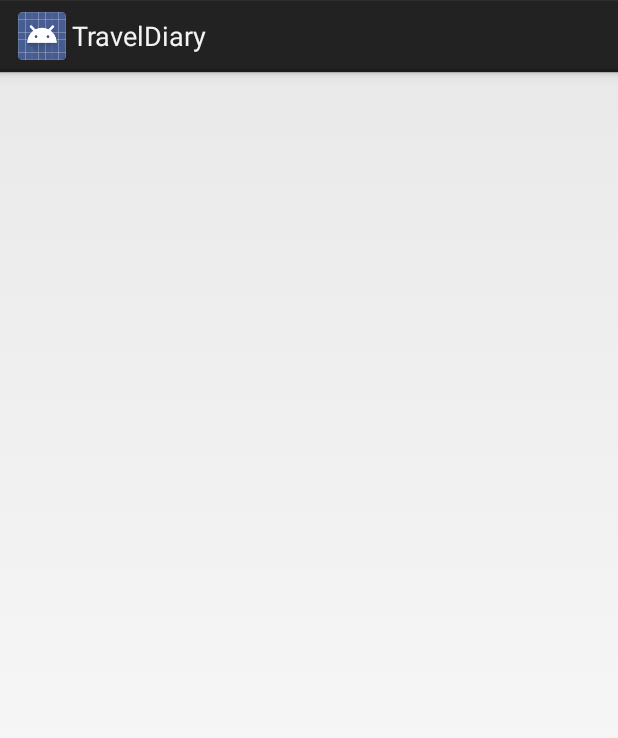
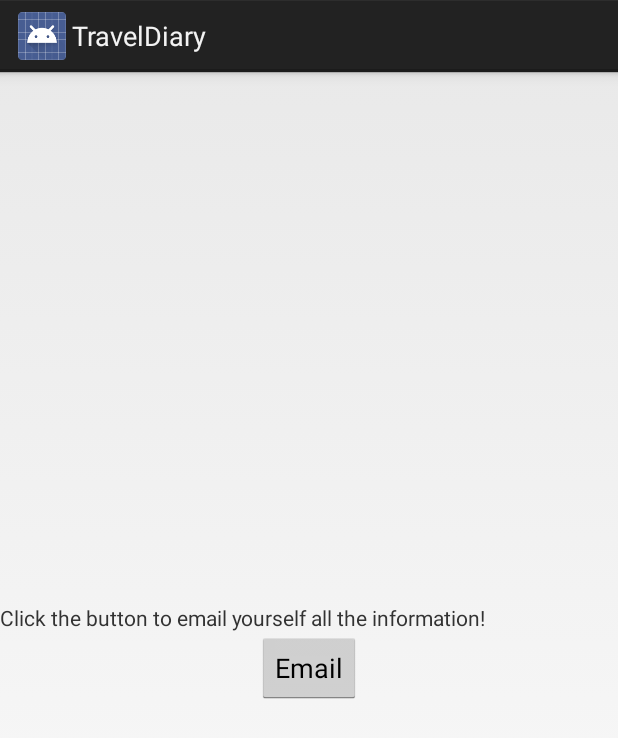
Before and after one commit to rachidmacer/TravelDiary, an Android app: the Post screen opened directly, with no data from a screen before it, on a phone screen of 412 x 824 dp. Shown: the top 738 px of the screen. Run offline under Robolectric (Android 15) with nearby library versions, the phone set to English and light mode, and no system bars.

Commit message:
directions for post activity

```diff
--- a/app/src/main/res/layout/activity_post.xml
+++ b/app/src/main/res/layout/activity_post.xml
@@ -1,9 +1,23 @@
 <?xml version="1.0" encoding="utf-8"?>
-<android.support.constraint.ConstraintLayout xmlns:android="http://schemas.android.com/apk/res/android"
-    xmlns:app="http://schemas.android.com/apk/res-auto"
+<LinearLayout
+    xmlns:android="http://schemas.android.com/apk/res/android"
     xmlns:tools="http://schemas.android.com/tools"
     android:layout_width="match_parent"
     android:layout_height="match_parent"
+    android:gravity="center"
+    android:orientation="vertical"
     tools:context="com.example.kellihe_emil.traveldiary.Post">
 
-</android.support.constraint.ConstraintLayout>
+    <TextView
+        android:layout_width="match_parent"
+        android:layout_height="wrap_content"
+        android:text="@string/postDirection"
+        android:layout_gravity="center"/>
+
+    <Button
+        android:layout_width="wrap_content"
+        android:layout_height="wrap_content"
+        android:layout_gravity="center"
+        android:text="Email"/>
+
+</LinearLayout>
```
